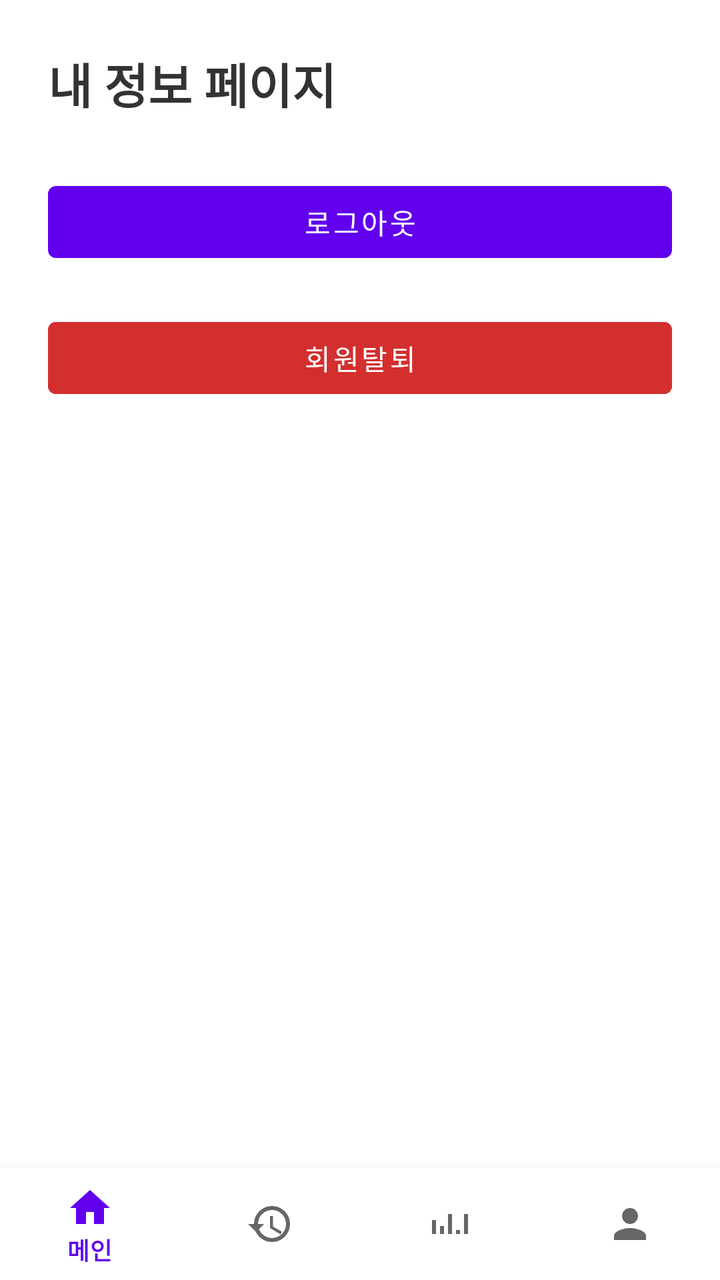
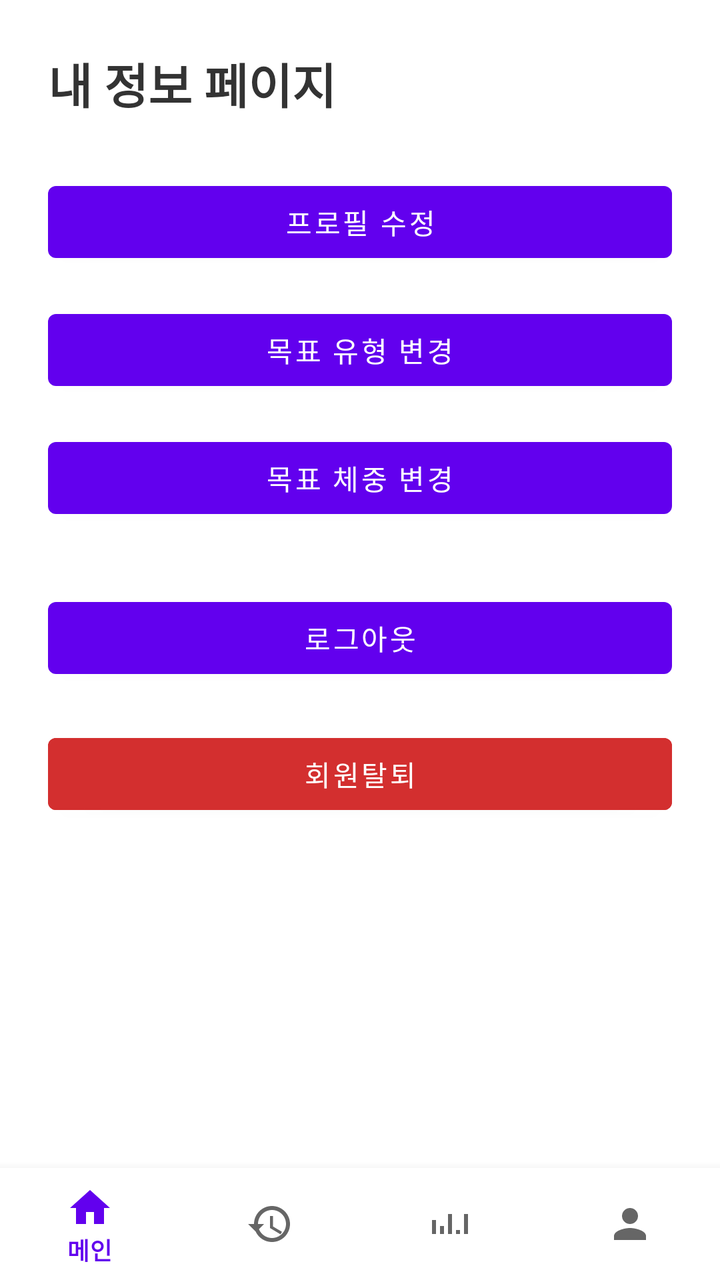

The first picture is an Android layout as it rendered before a commit; the second is the same layout after the commit. The layout source and the unified diff follow.
<!-- AndroidManifest.xml: activity theme Theme.MaterialComponents.DayNight.NoActionBar -->
<!-- res/layout/activity_my_page.xml -->
<?xml version="1.0" encoding="utf-8"?>
<androidx.coordinatorlayout.widget.CoordinatorLayout
    xmlns:android="http://schemas.android.com/apk/res/android"
    xmlns:app="http://schemas.android.com/apk/res-auto"
    android:layout_width="match_parent"
    android:layout_height="match_parent">

    <ScrollView
        android:layout_width="match_parent"
        android:layout_height="match_parent"
        android:padding="24dp"
        android:fillViewport="true">

        <LinearLayout
            android:layout_width="match_parent"
            android:layout_height="wrap_content"
            android:orientation="vertical">

            <com.google.android.material.textview.MaterialTextView
                android:id="@+id/tvMyPageTitle"
                android:text="내 정보 페이지"
                android:textSize="24sp"
                android:textStyle="bold"
                android:textColor="#333333"
                android:layout_marginBottom="28dp"
                android:layout_width="wrap_content"
                android:layout_height="wrap_content"/>

            <com.google.android.material.button.MaterialButton
                android:id="@+id/btnLogout"
                android:layout_width="match_parent"
                android:layout_height="wrap_content"
                android:text="로그아웃"
                android:layout_marginBottom="20dp"/>

            <com.google.android.material.button.MaterialButton
                android:id="@+id/btnDeleteAccount"
                android:layout_width="match_parent"
                android:layout_height="wrap_content"
                android:text="회원탈퇴"
                android:backgroundTint="@color/red_600"
                android:textColor="@android:color/white"/>
        </LinearLayout>
    </ScrollView>

    <com.google.android.material.bottomnavigation.BottomNavigationView
        android:id="@+id/bottomNavigationView"
        android:layout_width="match_parent"
        android:layout_height="wrap_content"
        android:layout_gravity="bottom"
        app:menu="@menu/bottom_nav_menu"/>
</androidx.coordinatorlayout.widget.CoordinatorLayout>
<!-- resources referenced by this layout -->
<resources>
  <color name="red_600">#D32F2F</color>
</resources>

<!-- the commit's change to res/layout/activity_my_page.xml (unified diff, before → after) -->
@@ -9,6 +9,7 @@
         android:layout_width="match_parent"
         android:layout_height="match_parent"
         android:padding="24dp"
+        android:paddingBottom="120dp"
         android:fillViewport="true">
 
         <LinearLayout
@@ -16,6 +17,7 @@
             android:layout_height="wrap_content"
             android:orientation="vertical">
 
+            
             <com.google.android.material.textview.MaterialTextView
                 android:id="@+id/tvMyPageTitle"
                 android:text="내 정보 페이지"
@@ -26,6 +28,29 @@
                 android:layout_width="wrap_content"
                 android:layout_height="wrap_content"/>
 
+            
+            <com.google.android.material.button.MaterialButton
+                android:id="@+id/btnEditProfile"
+                android:layout_width="match_parent"
+                android:layout_height="wrap_content"
+                android:text="프로필 수정"
+                android:layout_marginBottom="16dp"/>
+
+            <com.google.android.material.button.MaterialButton
+                android:id="@+id/btnEditGoalType"
+                android:layout_width="match_parent"
+                android:layout_height="wrap_content"
+                android:text="목표 유형 변경"
+                android:layout_marginBottom="16dp"/>
+
+            <com.google.android.material.button.MaterialButton
+                android:id="@+id/btnEditGoalWeight"
+                android:layout_width="match_parent"
+                android:layout_height="wrap_content"
+                android:text="목표 체중 변경"
+                android:layout_marginBottom="32dp"/>
+
+            
             <com.google.android.material.button.MaterialButton
                 android:id="@+id/btnLogout"
                 android:layout_width="match_parent"
@@ -43,6 +68,7 @@
         </LinearLayout>
     </ScrollView>
 
+    
     <com.google.android.material.bottomnavigation.BottomNavigationView
         android:id="@+id/bottomNavigationView"
         android:layout_width="match_parent"
